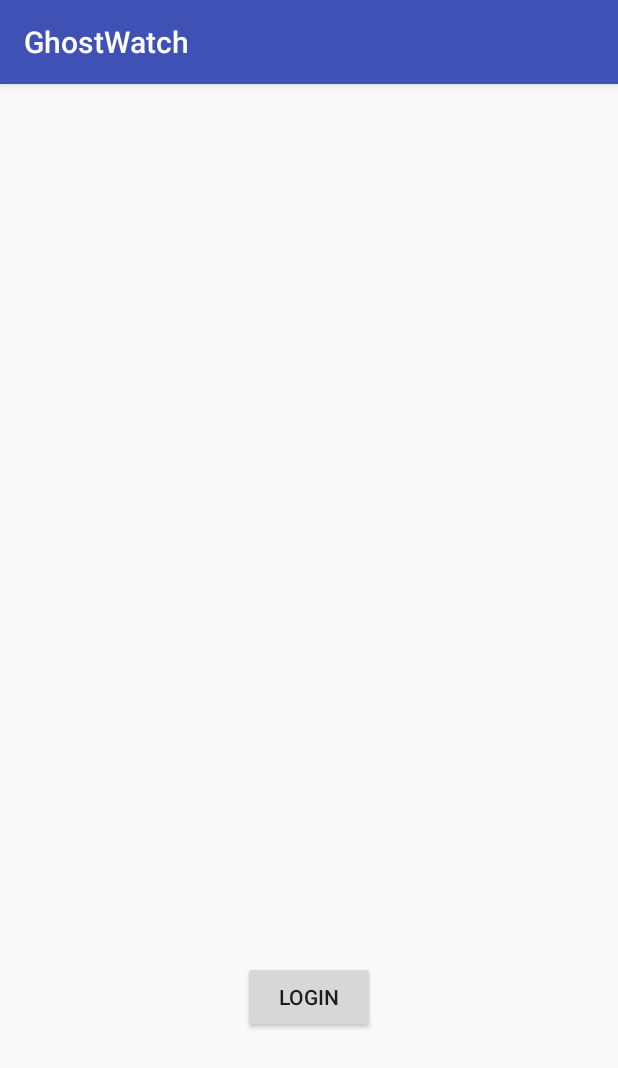
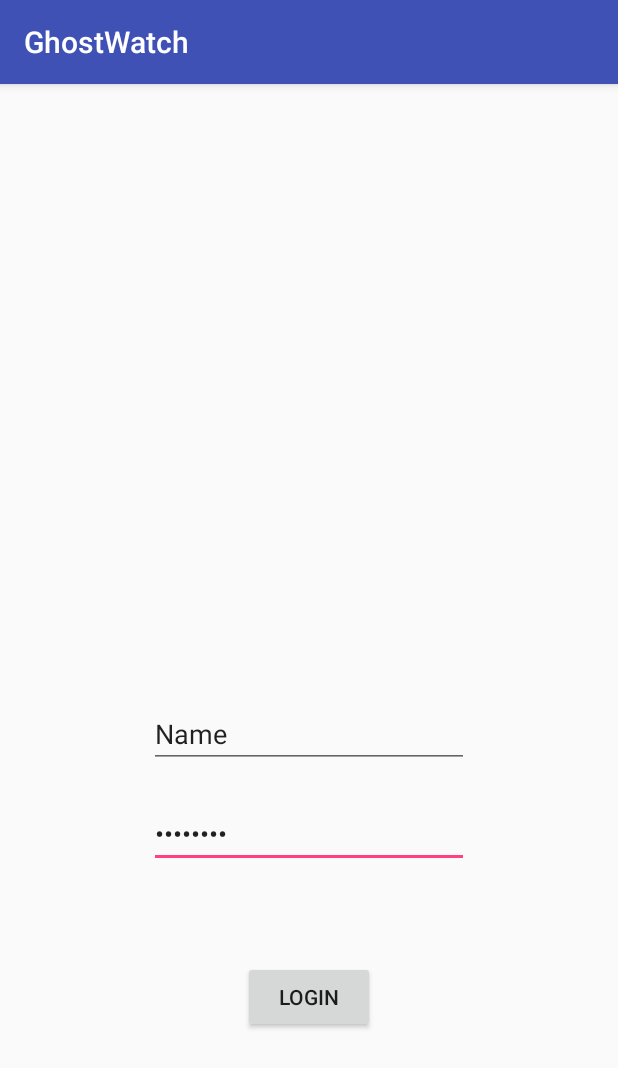
Before and after one commit to Fsmash/GhostWatch, an Android app: the screen it shows after launch (MainActivity), on a phone screen of 412 x 824 dp. Shown: the top 1068 px of the screen. Run offline under Robolectric (Android 15) with nearby library versions, the phone set to English and light mode, and no system bars; libraries missing offline, so code that uses them is left out: com.wikitude.architect; 1 statement that could not run was skipped.

Commit message:
Changed wikitude.xml from LinearLayout to FrameLayout and added text fields in activity_main.xml

```diff
--- a/app/src/main/res/layout/activity_main.xml
+++ b/app/src/main/res/layout/activity_main.xml
@@ -17,4 +17,27 @@
         android:layout_alignParentBottom="true"
         android:layout_centerHorizontal="true"
         android:layout_marginBottom="119dp" />
+
+    <EditText
+        android:layout_width="wrap_content"
+        android:layout_height="wrap_content"
+        android:inputType="textPassword"
+        android:ems="10"
+        android:layout_above="@+id/login_button"
+        android:layout_centerHorizontal="true"
+        android:layout_marginBottom="62dp"
+        android:id="@+id/editText"
+        android:text="Password" />
+
+    <EditText
+        android:layout_width="wrap_content"
+        android:layout_height="wrap_content"
+        android:inputType="textPersonName"
+        android:text="Name"
+        android:ems="10"
+        android:layout_above="@+id/editText"
+        android:layout_alignRight="@+id/editText"
+        android:layout_alignEnd="@+id/editText"
+        android:layout_marginBottom="21dp"
+        android:id="@+id/editText2" />
 </RelativeLayout>
--- a/app/src/main/res/layout/wikitude.xml
+++ b/app/src/main/res/layout/wikitude.xml
@@ -1,5 +1,5 @@
 <?xml version="1.0" encoding="utf-8"?>
-<LinearLayout xmlns:android="http://schemas.android.com/apk/res/android"
+<FrameLayout xmlns:android="http://schemas.android.com/apk/res/android"
     xmlns:architect="http://schemas.android.com/apk/res-auto"
     android:layout_width="fill_parent"
     android:layout_height="fill_parent"
@@ -9,4 +9,4 @@
         android:id="@+id/architectView"
         android:layout_width="fill_parent"
         android:layout_height="fill_parent"></com.wikitude.architect.ArchitectView>
-</LinearLayout>
+</FrameLayout>
```
Also changed, not shown: app/src/main/java/com/example/bryant/ghostwatch/GhostWatch.java (+10 -6 lines).
